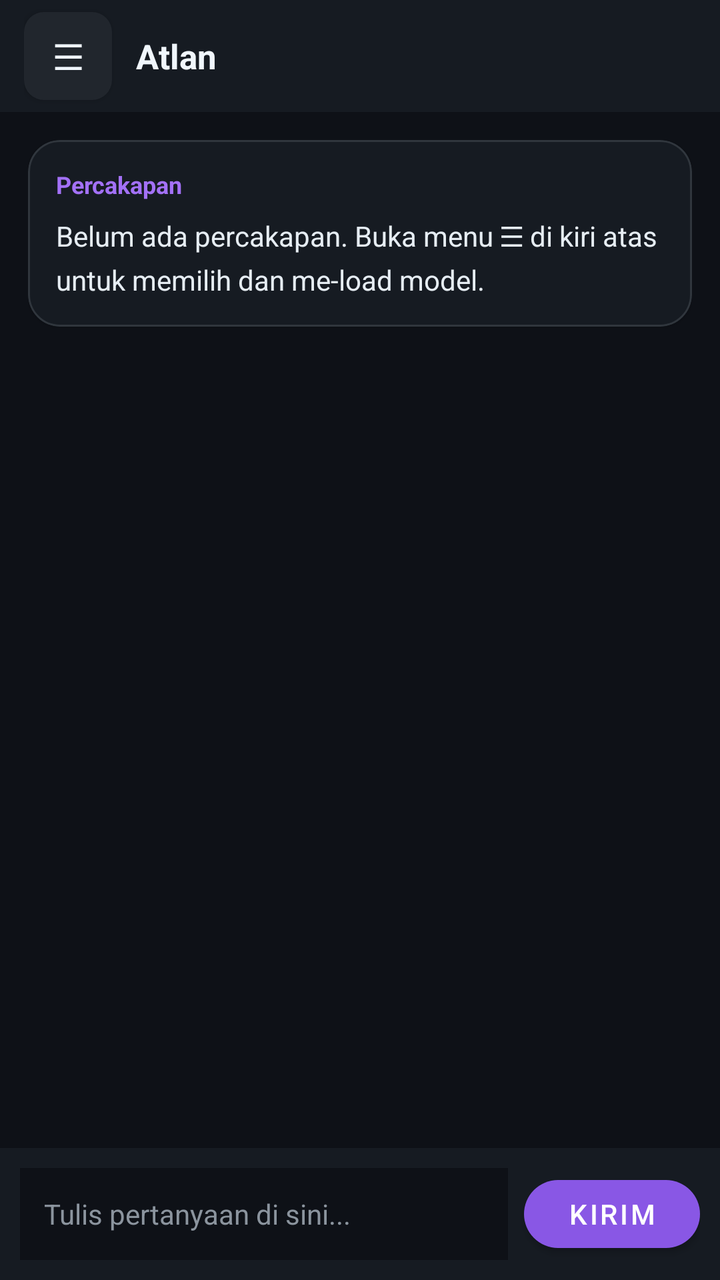
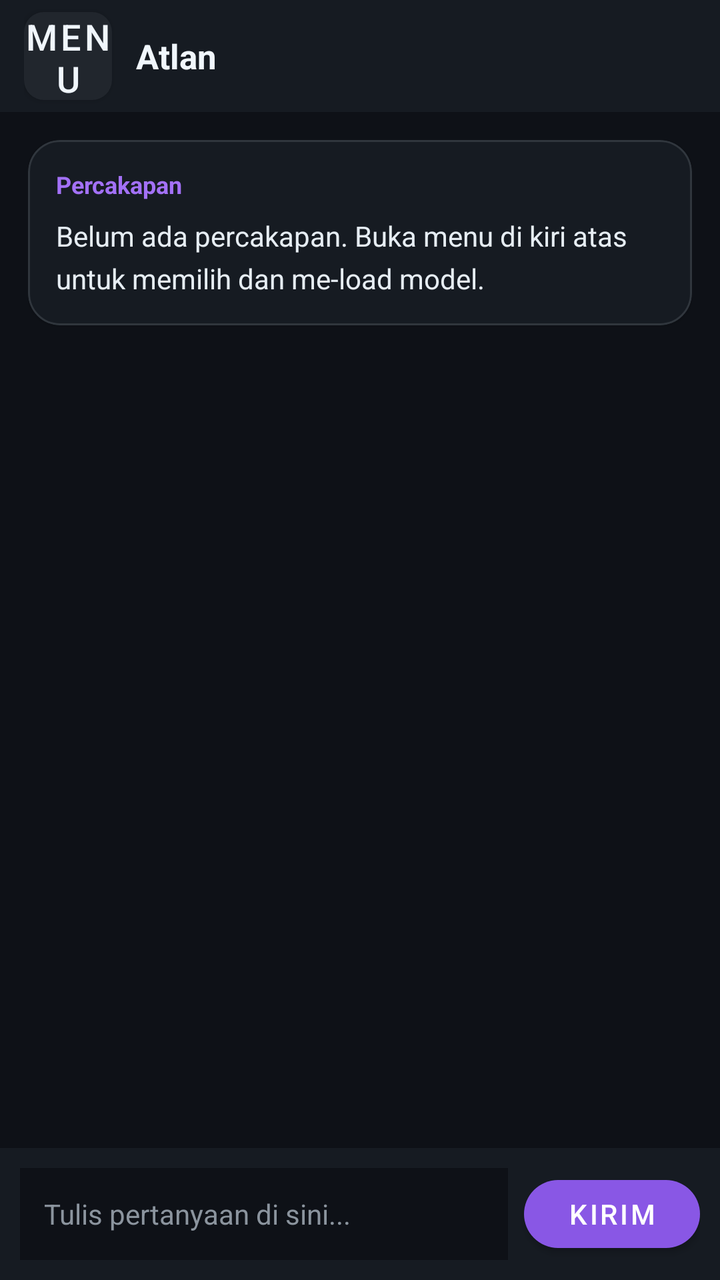

The first picture is an Android layout as it rendered before a commit; the second is the same layout after the commit. The layout source and the unified diff follow.
<!-- AndroidManifest.xml: application theme Theme.Akijus -->
<!-- res/layout/activity_main.xml -->
<?xml version="1.0" encoding="utf-8"?>
<androidx.drawerlayout.widget.DrawerLayout xmlns:android="http://schemas.android.com/apk/res/android"
    xmlns:app="http://schemas.android.com/apk/res-auto"
    android:id="@+id/drawerLayout"
    android:layout_width="match_parent"
    android:layout_height="match_parent"
    android:background="#0E1117">

    
    <androidx.constraintlayout.widget.ConstraintLayout
        android:layout_width="match_parent"
        android:layout_height="match_parent"
        android:background="#0E1117">

        
        <androidx.constraintlayout.widget.ConstraintLayout
            android:id="@+id/topBar"
            android:layout_width="0dp"
            android:layout_height="56dp"
            android:background="#161B22"
            android:paddingHorizontal="12dp"
            app:layout_constraintTop_toTopOf="parent"
            app:layout_constraintStart_toStartOf="parent"
            app:layout_constraintEnd_toEndOf="parent">

            <com.google.android.material.button.MaterialButton
                android:id="@+id/btnMenu"
                android:layout_width="44dp"
                android:layout_height="44dp"
                android:insetTop="0dp"
                android:insetBottom="0dp"
                android:padding="0dp"
                android:text="&#9776;"
                android:textColor="#F0F6FC"
                android:textSize="18sp"
                app:backgroundTint="#21262D"
                app:cornerRadius="10dp"
                app:layout_constraintTop_toTopOf="parent"
                app:layout_constraintBottom_toBottomOf="parent"
                app:layout_constraintStart_toStartOf="parent" />

            <TextView
                android:id="@+id/tvTitle"
                android:layout_width="0dp"
                android:layout_height="wrap_content"
                android:layout_marginStart="12dp"
                android:text="Atlan"
                android:textColor="#F0F6FC"
                android:textSize="17sp"
                android:textStyle="bold"
                app:layout_constraintTop_toTopOf="parent"
                app:layout_constraintBottom_toBottomOf="parent"
                app:layout_constraintStart_toEndOf="@id/btnMenu"
                app:layout_constraintEnd_toEndOf="parent" />
        </androidx.constraintlayout.widget.ConstraintLayout>

        
        <ScrollView
            android:id="@+id/scrollChat"
            android:layout_width="0dp"
            android:layout_height="0dp"
            android:padding="14dp"
            app:layout_constraintTop_toBottomOf="@id/topBar"
            app:layout_constraintBottom_toTopOf="@id/inputBar"
            app:layout_constraintStart_toStartOf="parent"
            app:layout_constraintEnd_toEndOf="parent">

            <com.google.android.material.card.MaterialCardView
                android:layout_width="match_parent"
                android:layout_height="wrap_content"
                app:cardBackgroundColor="#161B22"
                app:cardCornerRadius="16dp"
                app:strokeColor="#30363D"
                app:strokeWidth="1dp">

                <LinearLayout
                    android:layout_width="match_parent"
                    android:layout_height="wrap_content"
                    android:orientation="vertical"
                    android:padding="14dp">

                    <TextView
                        android:layout_width="wrap_content"
                        android:layout_height="wrap_content"
                        android:text="Percakapan"
                        android:textColor="#A371F7"
                        android:textSize="12sp"
                        android:textStyle="bold" />

                    <TextView
                        android:id="@+id/tvOutput"
                        android:layout_width="match_parent"
                        android:layout_height="wrap_content"
                        android:layout_marginTop="8dp"
                        android:lineSpacingExtra="5dp"
                        android:text="Belum ada percakapan. Buka menu &#9776; di kiri atas untuk memilih dan me-load model."
                        android:textColor="#E6EDF3"
                        android:textIsSelectable="true"
                        android:textSize="14sp" />
                </LinearLayout>
            </com.google.android.material.card.MaterialCardView>
        </ScrollView>

        
        <androidx.constraintlayout.widget.ConstraintLayout
            android:id="@+id/inputBar"
            android:layout_width="0dp"
            android:layout_height="wrap_content"
            android:background="#161B22"
            android:padding="10dp"
            app:layout_constraintBottom_toBottomOf="parent"
            app:layout_constraintStart_toStartOf="parent"
            app:layout_constraintEnd_toEndOf="parent">

            <EditText
                android:id="@+id/etPrompt"
                android:layout_width="0dp"
                android:layout_height="wrap_content"
                android:layout_marginEnd="8dp"
                android:background="#0E1117"
                android:hint="Tulis pertanyaan di sini..."
                android:inputType="textMultiLine"
                android:maxLines="4"
                android:minHeight="46dp"
                android:paddingHorizontal="12dp"
                android:paddingVertical="10dp"
                android:textColor="#F0F6FC"
                android:textColorHint="#8B949E"
                android:textSize="14sp"
                app:layout_constraintTop_toTopOf="parent"
                app:layout_constraintBottom_toBottomOf="parent"
                app:layout_constraintStart_toStartOf="parent"
                app:layout_constraintEnd_toStartOf="@id/btnGenerate" />

            <com.google.android.material.button.MaterialButton
                android:id="@+id/btnGenerate"
                android:layout_width="wrap_content"
                android:layout_height="46dp"
                android:text="KIRIM"
                android:textColor="#FFFFFF"
                app:backgroundTint="#8957E5"
                app:cornerRadius="20dp"
                app:layout_constraintTop_toTopOf="parent"
                app:layout_constraintBottom_toBottomOf="parent"
                app:layout_constraintEnd_toEndOf="parent" />
        </androidx.constraintlayout.widget.ConstraintLayout>

    </androidx.constraintlayout.widget.ConstraintLayout>

    
    <ScrollView
        android:layout_width="290dp"
        android:layout_height="match_parent"
        android:layout_gravity="start"
        android:background="#161B22"
        android:fillViewport="true">

    <LinearLayout
        android:id="@+id/navDrawerPanel"
        android:layout_width="match_parent"
        android:layout_height="wrap_content"
        android:background="#161B22"
        android:orientation="vertical"
        android:padding="16dp">

        <TextView
            android:layout_width="wrap_content"
            android:layout_height="wrap_content"
            android:text="Pengaturan &amp; Model"
            android:textColor="#F0F6FC"
            android:textSize="18sp"
            android:textStyle="bold" />

        <TextView
            android:id="@+id/tvStatus"
            android:layout_width="match_parent"
            android:layout_height="wrap_content"
            android:layout_marginTop="8dp"
            android:text="Status: model belum di-load"
            android:textColor="#8B949E"
            android:textSize="12sp" />

        <TextView
            android:id="@+id/tvSelectedModel"
            android:layout_width="match_parent"
            android:layout_height="wrap_content"
            android:layout_marginTop="6dp"
            android:text="File: belum dipilih"
            android:textColor="#C9D1D9"
            android:textSize="12sp" />

        <com.google.android.material.button.MaterialButton
            android:id="@+id/btnPickFile"
            android:layout_width="match_parent"
            android:layout_height="44dp"
            android:layout_marginTop="16dp"
            android:text="PILIH FILE (.GGUF)"
            android:textColor="#E6EDF3"
            android:textSize="12sp"
            app:backgroundTint="#21262D"
            app:cornerRadius="12dp"
            app:strokeColor="#30363D"
            app:strokeWidth="1dp" />

        <com.google.android.material.button.MaterialButton
            android:id="@+id/btnLoadModel"
            android:layout_width="match_parent"
            android:layout_height="44dp"
            android:layout_marginTop="10dp"
            android:text="LOAD MODEL"
            android:textColor="#FFFFFF"
            android:textSize="12sp"
            app:backgroundTint="#6E40C9"
            app:cornerRadius="12dp" />

        <View
            android:layout_width="match_parent"
            android:layout_height="1dp"
            android:layout_marginVertical="16dp"
            android:background="#30363D" />

        <TextView
            android:layout_width="wrap_content"
            android:layout_height="wrap_content"
            android:text="LoRA Adapters"
            android:textColor="#F0F6FC"
            android:textSize="14sp"
            android:textStyle="bold" />

        <TextView
            android:id="@+id/tvLoraInfo"
            android:layout_width="match_parent"
            android:layout_height="wrap_content"
            android:layout_marginTop="6dp"
            android:text="LoRA: 0 terpasang"
            android:textColor="#8B949E"
            android:textSize="12sp" />

        <LinearLayout
            android:id="@+id/loraListCtn"
            android:layout_width="match_parent"
            android:layout_height="wrap_content"
            android:layout_marginTop="8dp"
            android:orientation="vertical" />

        <com.google.android.material.button.MaterialButton
            android:id="@+id/btnAddLora"
            android:layout_width="match_parent"
            android:layout_height="44dp"
            android:layout_marginTop="10dp"
            android:text="TAMBAH LORA"
            android:textColor="#E6EDF3"
            android:textSize="12sp"
            app:backgroundTint="#21262D"
            app:cornerRadius="12dp"
            app:strokeColor="#30363D"
            app:strokeWidth="1dp" />

        <com.google.android.material.button.MaterialButton
            android:id="@+id/btnClearLora"
            android:layout_width="match_parent"
            android:layout_height="44dp"
            android:layout_marginTop="10dp"
            android:text="HAPUS SEMUA LORA"
            android:textColor="#F85149"
            android:textSize="12sp"
            app:backgroundTint="#21262D"
            app:cornerRadius="12dp"
            app:strokeColor="#F85149"
            app:strokeWidth="1dp" />

        <View
            android:layout_width="match_parent"
            android:layout_height="1dp"
            android:layout_marginVertical="16dp"
            android:background="#30363D" />

        <TextView
            android:id="@+id/tvHistoryInfo"
            android:layout_width="match_parent"
            android:layout_height="wrap_content"
            android:text="Riwayat disimpan: 0 / 20 pesan"
            android:textColor="#8B949E"
            android:textSize="12sp" />

        <com.google.android.material.button.MaterialButton
            android:id="@+id/btnClearHistory"
            android:layout_width="match_parent"
            android:layout_height="44dp"
            android:layout_marginTop="10dp"
            android:text="HAPUS RIWAYAT"
            android:textColor="#F85149"
            android:textSize="12sp"
            app:backgroundTint="#21262D"
            app:cornerRadius="12dp"
            app:strokeColor="#F85149"
            app:strokeWidth="1dp" />

    </LinearLayout>
    </ScrollView>

</androidx.drawerlayout.widget.DrawerLayout>
<!-- resources referenced by this layout -->
<resources>
  <style name="Theme.Akijus" parent="Theme.MaterialComponents.DayNight.DarkActionBar">
          <item name="colorPrimary">@color/purple_500</item>
          <item name="colorPrimaryVariant">@color/purple_700</item>
          <item name="colorOnPrimary">@android:color/white</item>
          <item name="colorSecondary">@color/teal_200</item>
      </style>
  <color name="purple_500">#FF6200EE</color>
  <color name="purple_700">#FF3700B3</color>
  <color name="teal_200">#FF03DAC5</color>
</resources>

<!-- the commit's change to res/layout/activity_main.xml (unified diff, before → after) -->
@@ -30,7 +30,7 @@
                 android:insetTop="0dp"
                 android:insetBottom="0dp"
                 android:padding="0dp"
-                android:text="&#9776;"
+                android:text="MENU"
                 android:textColor="#F0F6FC"
                 android:textSize="18sp"
                 app:backgroundTint="#21262D"
@@ -93,7 +93,7 @@
                         android:layout_height="wrap_content"
                         android:layout_marginTop="8dp"
                         android:lineSpacingExtra="5dp"
-                        android:text="Belum ada percakapan. Buka menu &#9776; di kiri atas untuk memilih dan me-load model."
+                        android:text="Belum ada percakapan. Buka menu di kiri atas untuk memilih dan me-load model."
                         android:textColor="#E6EDF3"
                         android:textIsSelectable="true"
                         android:textSize="14sp" />
@@ -276,6 +276,84 @@
             android:background="#30363D" />
 
         <TextView
+            android:layout_width="wrap_content"
+            android:layout_height="wrap_content"
+            android:text="Pustaka"
+            android:textColor="#F0F6FC"
+            android:textSize="14sp"
+            android:textStyle="bold" />
+
+        <TextView
+            android:id="@+id/tvModeInfo"
+            android:layout_width="match_parent"
+            android:layout_height="wrap_content"
+            android:layout_marginTop="6dp"
+            android:text="Mode: Ketat (hanya dari buku)"
+            android:textColor="#8B949E"
+            android:textSize="12sp" />
+
+        <com.google.android.material.button.MaterialButton
+            android:id="@+id/btnModeToggle"
+            android:layout_width="match_parent"
+            android:layout_height="44dp"
+            android:layout_marginTop="10dp"
+            android:text="UBAH KE BEBAS"
+            android:textColor="#E6EDF3"
+            android:textSize="12sp"
+            app:backgroundTint="#21262D"
+            app:cornerRadius="12dp"
+            app:strokeColor="#30363D"
+            app:strokeWidth="1dp" />
+
+        <TextView
+            android:id="@+id/tvBookInfo"
+            android:layout_width="match_parent"
+            android:layout_height="wrap_content"
+            android:layout_marginTop="6dp"
+            android:text="Buku: 0 aktif"
+            android:textColor="#8B949E"
+            android:textSize="12sp" />
+
+        <LinearLayout
+            android:id="@+id/bookListCtn"
+            android:layout_width="match_parent"
+            android:layout_height="wrap_content"
+            android:layout_marginTop="8dp"
+            android:orientation="vertical" />
+
+        <com.google.android.material.button.MaterialButton
+            android:id="@+id/btnAddBook"
+            android:layout_width="match_parent"
+            android:layout_height="44dp"
+            android:layout_marginTop="10dp"
+            android:text="TAMBAH BUKU (TXT)"
+            android:textColor="#E6EDF3"
+            android:textSize="12sp"
+            app:backgroundTint="#21262D"
+            app:cornerRadius="12dp"
+            app:strokeColor="#30363D"
+            app:strokeWidth="1dp" />
+
+        <com.google.android.material.button.MaterialButton
+            android:id="@+id/btnClearBooks"
+            android:layout_width="match_parent"
+            android:layout_height="44dp"
+            android:layout_marginTop="10dp"
+            android:text="HAPUS SEMUA BUKU"
+            android:textColor="#F85149"
+            android:textSize="12sp"
+            app:backgroundTint="#21262D"
+            app:cornerRadius="12dp"
+            app:strokeColor="#F85149"
+            app:strokeWidth="1dp" />
+
+        <View
+            android:layout_width="match_parent"
+            android:layout_height="1dp"
+            android:layout_marginVertical="16dp"
+            android:background="#30363D" />
+
+        <TextView
             android:id="@+id/tvHistoryInfo"
             android:layout_width="match_parent"
             android:layout_height="wrap_content"
